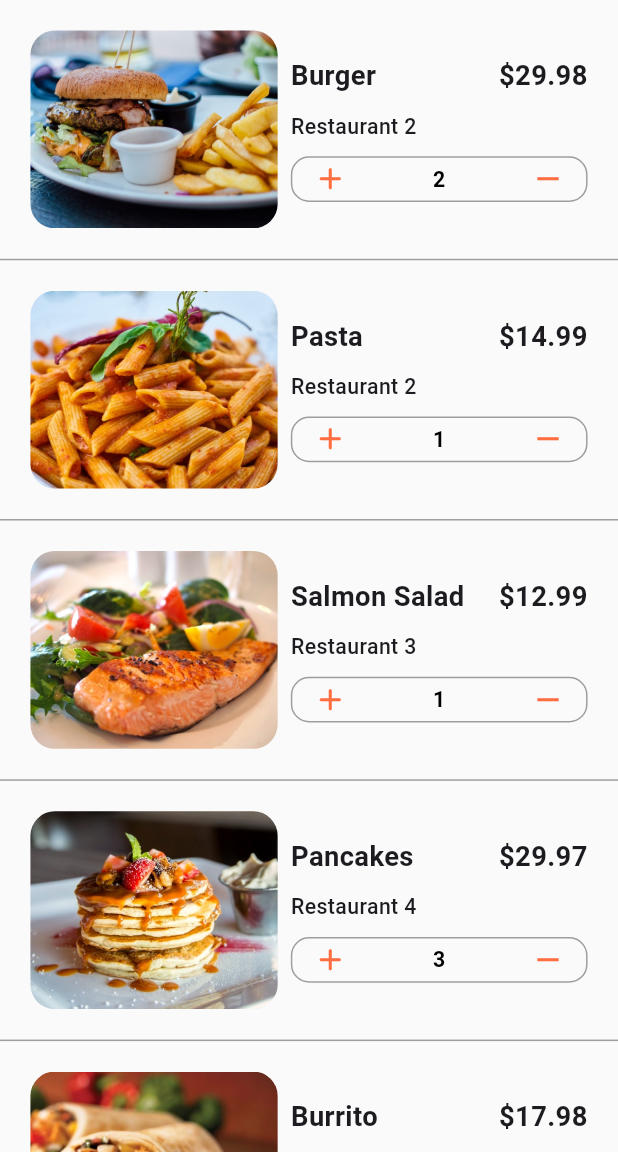
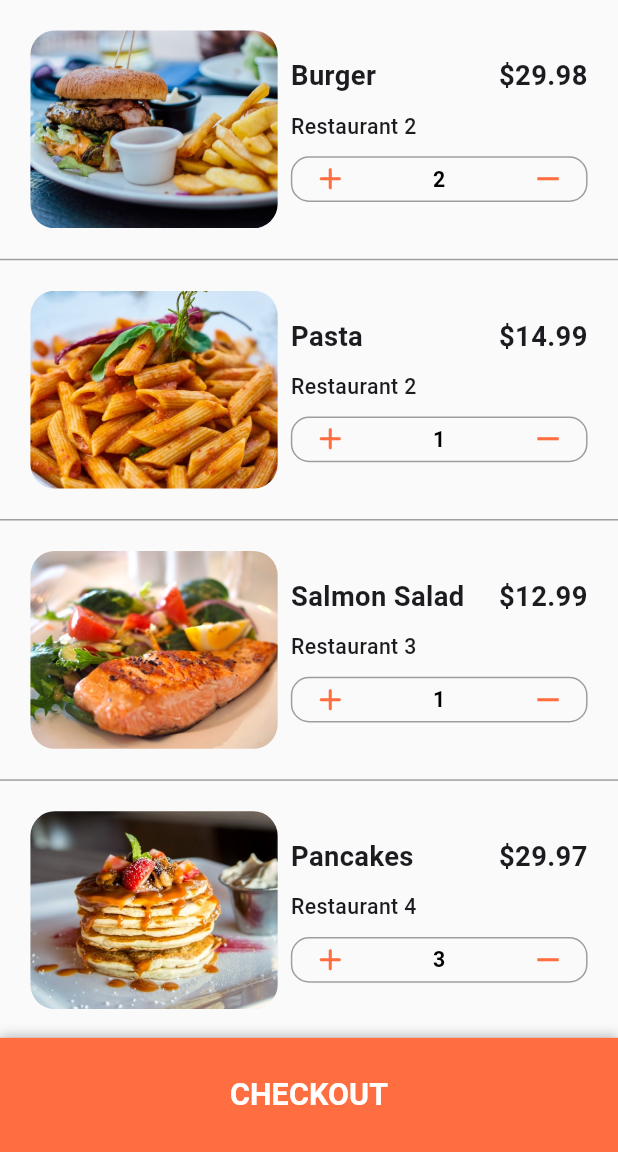
Before and after one commit to MohammedGhazaly/food_delivery_ui, a Flutter app: the CartView screen opened directly, on a phone screen of 412 x 824 dp, the part 84-1236 px from its top. Run offline on Flutter 3.47's test engine with Material 3 defaults, Android fonts, the phone set to English and light mode, and no system bars; drawn by our look-alikes of auto_size_text; our stand-ins replace flutter_screenutil.

Commit message:
Finished foode deleviry app

```diff
--- a/lib/views/cart/cart_view.dart
+++ b/lib/views/cart/cart_view.dart
@@ -1,6 +1,7 @@
 import 'package:flutter/material.dart';
 import 'package:flutter_food_delivery_ui/data/user_data.dart';
 import 'package:flutter_food_delivery_ui/views/cart/widgets/cart_view_body.dart';
+import 'package:flutter_screenutil/flutter_screenutil.dart';
 
 class CartView extends StatelessWidget {
   const CartView({super.key});
@@ -12,6 +13,31 @@ class CartView extends StatelessWidget {
         title: Text("Cart (${currentUser.cart.length})"),
       ),
       body: CartViewBody(),
+      bottomSheet: Container(
+        height: 75.h,
+        width: double.infinity,
+        decoration:
+            BoxDecoration(color: Theme.of(context).primaryColor, boxShadow: [
+          BoxShadow(
+            color: Colors.black26,
+            offset: Offset(0, -1),
+            blurRadius: 6.0,
+          ),
+        ]),
+        child: Center(
+          child: TextButton(
+            onPressed: () {},
+            child: Text(
+              "CHECKOUT",
+              style: TextStyle(
+                fontSize: 20.sp,
+                color: Colors.white,
+                fontWeight: FontWeight.bold,
+              ),
+            ),
+          ),
+        ),
+      ),
     );
   }
 }
--- a/lib/views/cart/widgets/cart_view_body.dart
+++ b/lib/views/cart/widgets/cart_view_body.dart
@@ -1,7 +1,6 @@
 import 'package:auto_size_text/auto_size_text.dart';
 import 'package:flutter/material.dart';
 import 'package:flutter_food_delivery_ui/data/user_data.dart';
-import 'package:flutter_food_delivery_ui/models/order.dart';
 import 'package:flutter_food_delivery_ui/views/cart/widgets/cart_item.dart';
 import 'package:flutter_screenutil/flutter_screenutil.dart';
 
@@ -10,10 +9,68 @@ class CartViewBody extends StatelessWidget {
 
   @override
   Widget build(BuildContext context) {
+    double total = 0;
+
+    double totalCost = 0;
     return ListView.separated(
         itemBuilder: (context, index) {
-          return CartItem(
-            order: currentUser.cart[index],
+          if (index < currentUser.cart.length) {
+            totalCost += currentUser.cart[index].quantity *
+                currentUser.cart[index].food.price;
+            return CartItem(
+              order: currentUser.cart[index],
+            );
+          }
+          return Padding(
+            padding: EdgeInsets.symmetric(horizontal: 16.w, vertical: 8.h),
+            child: Column(
+              children: [
+                Row(
+                  mainAxisAlignment: MainAxisAlignment.spaceBetween,
+                  children: [
+                    Text(
+                      "Estimated delevity time",
+                      style: TextStyle(
+                        fontSize: 16.sp,
+                        fontWeight: FontWeight.w600,
+                      ),
+                    ),
+                    Text(
+                      "25 min",
+                      style: TextStyle(
+                        fontSize: 14.sp,
+                        fontWeight: FontWeight.w600,
+                      ),
+                    ),
+                  ],
+                ),
+                SizedBox(
+                  height: 8.h,
+                ),
+                Row(
+                  mainAxisAlignment: MainAxisAlignment.spaceBetween,
+                  children: [
+                    Text(
+                      "Total cost",
+                      style: TextStyle(
+                        fontSize: 16.sp,
+                        fontWeight: FontWeight.w600,
+                      ),
+                    ),
+                    Text(
+                      totalCost.toStringAsFixed(2),
+                      style: TextStyle(
+                        fontSize: 14.sp,
+                        fontWeight: FontWeight.w600,
+                      ),
+                    ),
+                  ],
+                ),
+                SizedBox(
+                  height: 75.h,
+                )
+              ],
+            ),
           );
         },
         separatorBuilder: (context, index) {
@@ -22,6 +79,6 @@ class CartViewBody extends StatelessWidget {
             color: Colors.grey,
           );
         },
-        itemCount: currentUser.cart.length);
+        itemCount: currentUser.cart.length + 1);
   }
 }
```
